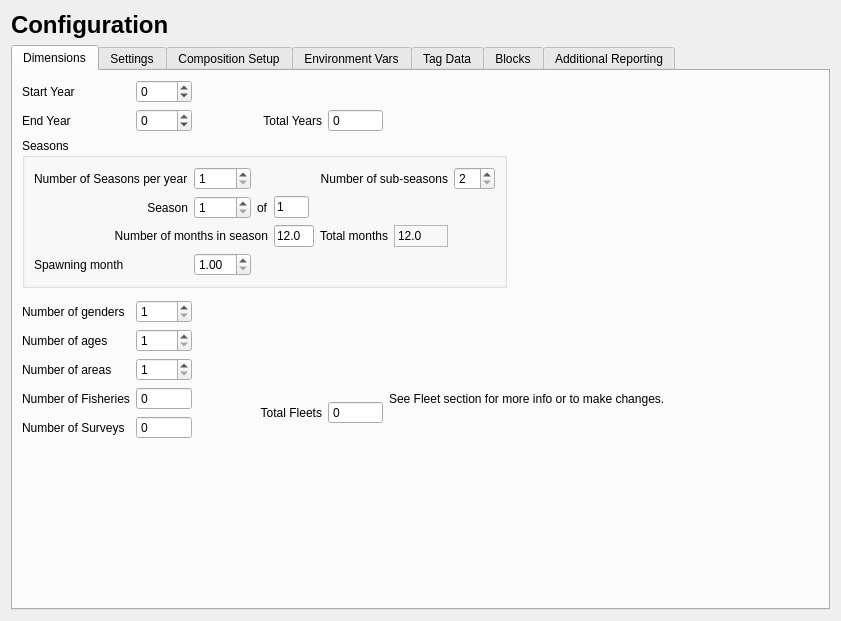
First picture: the form in src/data_widget.ui, repository nmfs-ost/ss3-ssi, before the edit.
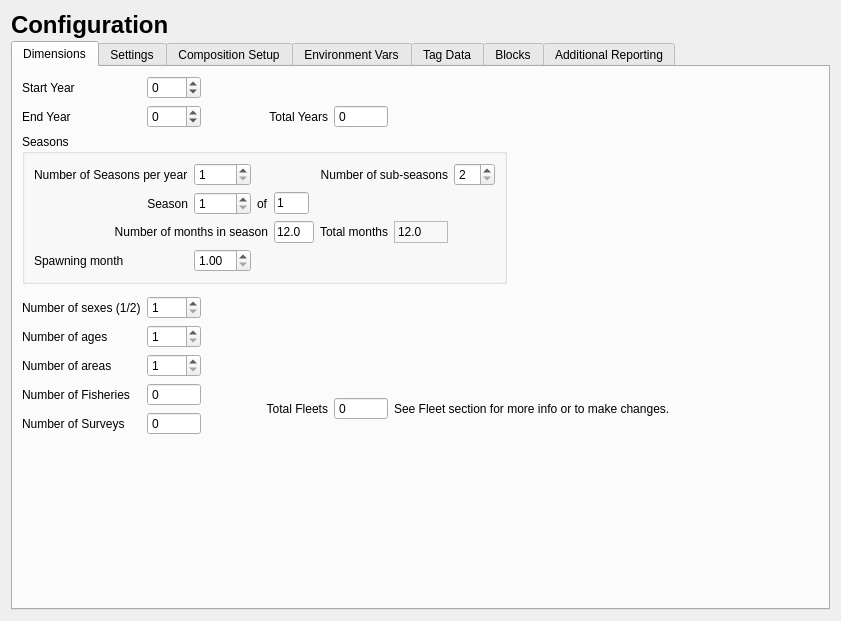
Second picture: the form after the edit. The open tabs and pages were chosen to show the change. Icons and pictures are not drawn.

Commit message: ToolBar remains hidden or visible between sessions readjusted spacing in major layouts

```diff
--- a/src/data_widget.ui
+++ b/src/data_widget.ui
@@ -14,6 +14,9 @@
    <string>Form</string>
   </property>
   <layout class="QVBoxLayout" name="verticalLayout_2">
+   <property name="spacing">
+    <number>2</number>
+   </property>
    <item>
     <layout class="QHBoxLayout" name="horizontalLayout_title">
      <item>
@@ -146,7 +149,7 @@
          <item row="5" column="0">
           <widget class="QLabel" name="label_num_genders">
            <property name="text">
-            <string>Number of genders</string>
+            <string>Number of sexes (1/2)</string>
            </property>
           </widget>
          </item>
@@ -421,7 +424,7 @@
            </layout>
           </widget>
          </item>
-         <item row="8" column="5" colspan="3">
+         <item row="8" column="5" rowspan="2" colspan="3">
           <widget class="QLabel" name="label_3">
            <property name="text">
             <string>See Fleet section for more info or to make changes.</string>
```
Left out of the diff: 16 changed lines with no effect on the pictures. The commit also changes 7 other files.
